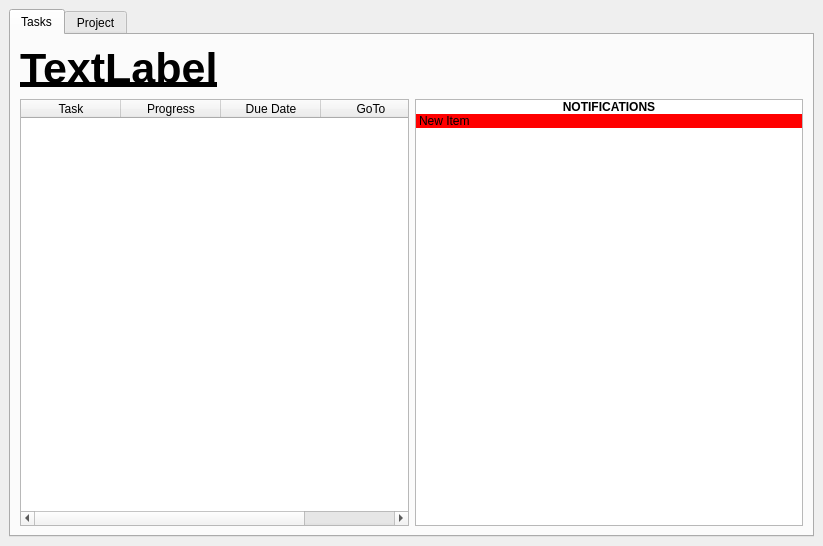
Above: Home.ui from CDDDJ-A-2015/Project before the change. Below: the same form after it.
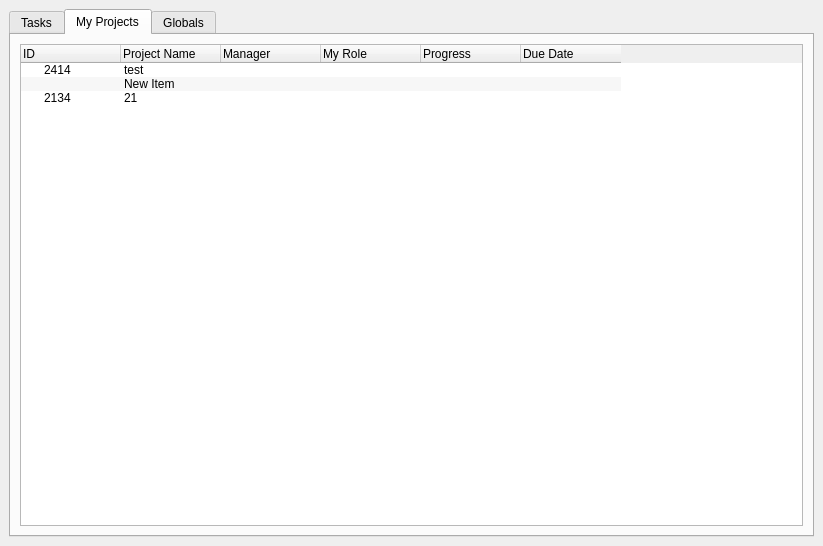
That is the form after the change. The open tabs and pages were chosen to show the change.

```diff
--- a/Home.ui
+++ b/Home.ui
@@ -48,11 +48,6 @@
             <string>Due Date</string>
            </property>
           </column>
-          <column>
-           <property name="text">
-            <string>GoTo</string>
-           </property>
-          </column>
          </widget>
         </item>
         <item row="0" column="0">
@@ -113,9 +108,125 @@
         </item>
        </layout>
       </widget>
+      <widget class="QWidget" name="tab_2">
+       <attribute name="title">
+        <string>My Projects</string>
+       </attribute>
+       <layout class="QHBoxLayout" name="horizontalLayout_2">
+        <item>
+         <widget class="QTreeWidget" name="tMyProjects">
+          <property name="whatsThis">
+           <string notr="true"/>
+          </property>
+          <property name="alternatingRowColors">
+           <bool>true</bool>
+          </property>
+          <property name="wordWrap">
+           <bool>true</bool>
+          </property>
+          <property name="expandsOnDoubleClick">
+           <bool>true</bool>
+          </property>
+          <attribute name="headerStretchLastSection">
+           <bool>false</bool>
+          </attribute>
+          <column>
+           <property name="text">
+            <string>ID</string>
+           </property>
+          </column>
+          <column>
+           <property name="text">
+            <string>Project Name</string>
+           </property>
+          </column>
+          <column>
+           <property name="text">
+            <string>Manager</string>
+           </property>
+          </column>
+          <column>
+           <property name="text">
+            <string>My Role</string>
+           </property>
+          </column>
+          <column>
+           <property name="text">
+            <string>Progress</string>
+           </property>
+          </column>
+          <column>
+           <property name="text">
+            <string>Due Date</string>
+           </property>
+          </column>
+          <item>
+           <property name="text">
+            <string>2414</string>
+           </property>
+           <property name="text">
+            <string>test</string>
+           </property>
+           <property name="text">
+            <string/>
+           </property>
+           <property name="text">
+            <string/>
+           </property>
+           <property name="text">
+            <string/>
+           </property>
+           <property name="text">
+            <string/>
+           </property>
+          </item>
+          <item>
+           <property name="text">
+            <string/>
+           </property>
+           <property name="text">
+            <string>New Item</string>
+           </property>
+           <property name="text">
+            <string/>
+           </property>
+           <property name="text">
+            <string/>
+           </property>
+           <property name="text">
+            <string/>
+           </property>
+           <property name="text">
+            <string/>
+           </property>
+          </item>
+          <item>
+           <property name="text">
+            <string>2134</string>
+           </property>
+           <property name="text">
+            <string>21</string>
+           </property>
+           <property name="text">
+            <string/>
+           </property>
+           <property name="text">
+            <string/>
+           </property>
+           <property name="text">
+            <string/>
+           </property>
+           <property name="text">
+            <string/>
+           </property>
+          </item>
+         </widget>
+        </item>
+       </layout>
+      </widget>
       <widget class="QWidget" name="proj">
        <attribute name="title">
-        <string>Project</string>
+        <string>Globals</string>
        </attribute>
        <layout class="QVBoxLayout" name="verticalLayout_2">
         <item>
```
Left out of the diff: 48 changed lines with no effect on the pictures.
